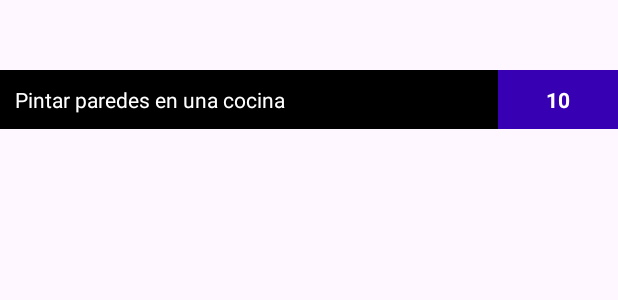
After one commit to nosoyunbott/of-pro, an Android app: the layout request_card_element.xml on its own in the app's theme, with its tools: preview values and no code run, on a phone screen of 412 x 824 dp. The commit adds this screen. Shown: the top 300 px of the screen. Run offline under Robolectric (Android 15) with nearby library versions, the phone set to English and light mode, and no system bars.

Commit message:
wip: recycler for request list

```diff
--- /dev/null
+++ b/app/src/main/res/layout/request_card_element.xml
@@ -0,0 +1,42 @@
+<?xml version="1.0" encoding="utf-8"?>
+<androidx.constraintlayout.widget.ConstraintLayout xmlns:android="http://schemas.android.com/apk/res/android"
+    xmlns:app="http://schemas.android.com/apk/res-auto"
+    xmlns:tools="http://schemas.android.com/tools"
+    android:layout_width="match_parent"
+    android:layout_height="match_parent">
+
+    <LinearLayout
+        android:layout_width="match_parent"
+        android:layout_height="wrap_content"
+        android:layout_marginBottom="692dp"
+        android:background="@color/black"
+
+        android:orientation="horizontal"
+        app:layout_constraintBottom_toBottomOf="parent"
+        app:layout_constraintEnd_toEndOf="parent"
+        app:layout_constraintStart_toStartOf="parent"
+        app:layout_constraintTop_toTopOf="parent">
+
+        <TextView
+            android:id="@+id/requestCardTitle"
+            android:layout_width="wrap_content"
+            android:layout_height="wrap_content"
+            android:layout_weight="3"
+            android:padding="10dp"
+            android:text="Pintar paredes en una cocina"
+            android:textColor="@color/white" />
+
+        <TextView
+            android:id="@+id/requestCardBidsAmount"
+            android:layout_width="wrap_content"
+            android:layout_height="wrap_content"
+            android:layout_weight="1"
+            android:background="@color/design_default_color_primary_variant"
+            android:padding="10dp"
+            android:text="10"
+            android:textAlignment="center"
+            android:textColor="@color/white"
+            android:textStyle="bold" />
+    </LinearLayout>
+
+</androidx.constraintlayout.widget.ConstraintLayout>
--- a/app/src/main/res/navigation/navgraph_main.xml
+++ b/app/src/main/res/navigation/navgraph_main.xml
@@ -3,7 +3,7 @@
     xmlns:app="http://schemas.android.com/apk/res-auto"
     xmlns:tools="http://schemas.android.com/tools"
     android:id="@+id/navgraph_main"
-    app:startDestination="@id/proposalFragment">
+    app:startDestination="@id/requestsListFragment">
 
     <fragment
         android:id="@+id/appFragment"
```
Also changed, not shown: app/src/main/java/com/ar/of_pro/adapters/RequestCardAdapter.kt (added, +9 -0 lines), app/src/main/java/com/ar/of_pro/entities/Request.kt (added, +40 -0 lines), app/src/main/java/com/ar/of_pro/fragments/RequestsListFragment.kt (+7 -2 lines), app/src/main/java/com/ar/of_pro/holders/RequestCardHolder.kt (added, +27 -0 lines), app/src/main/res/layout/fragment_requests_list.xml (+3 -9 lines).
